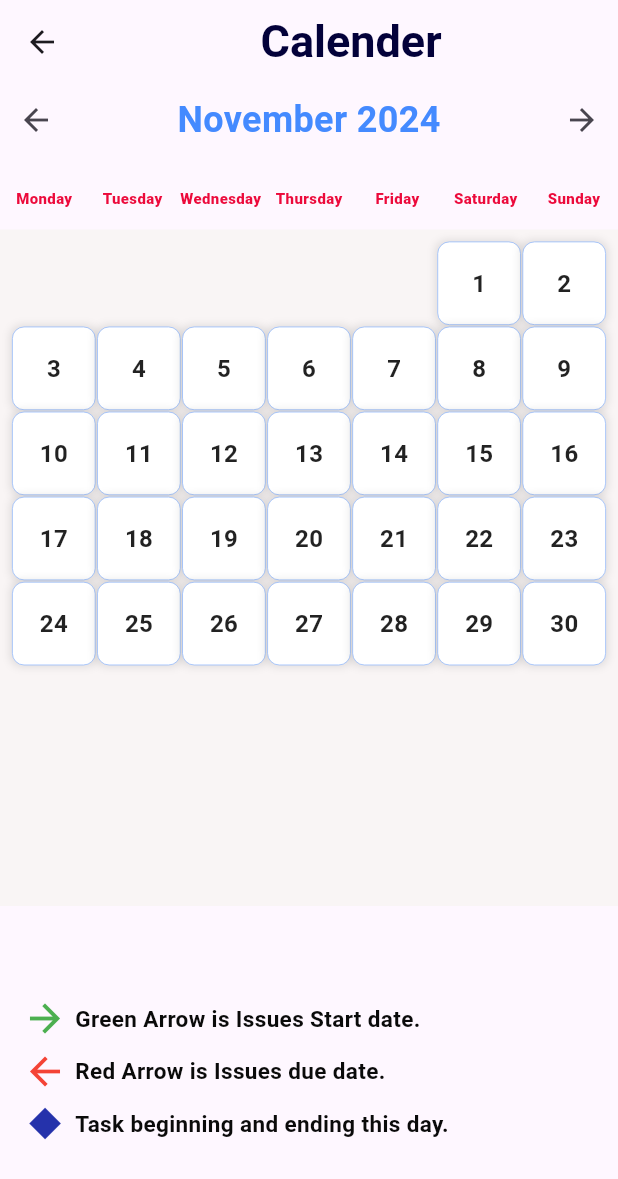
After one commit to MihiranWijesekara/Redmine_mobile_app, a Flutter app: the CalendarScreen screen opened directly, on a phone screen of 412 x 824 dp. The commit adds this screen. Shown: the top 1179 px of the screen. Run offline on Flutter 3.47's test engine with Material 3 defaults, Android fonts, the phone set to English and light mode, and no system bars; network calls fail.

Commit message:
complete calendar part

```diff
--- a/lib/main.dart
+++ b/lib/main.dart
@@ -2,6 +2,7 @@ import 'package:flutter/material.dart';
 import 'package:redmine_mobile_app/screen/Issues_List.dart';
 import 'package:redmine_mobile_app/screen/add_issues.dart';
 import 'package:redmine_mobile_app/screen/add_spent_time_screen.dart';
+import 'package:redmine_mobile_app/screen/calendar_screen.dart';
 import 'package:redmine_mobile_app/screen/issues_add(ex).dart';
 import 'package:redmine_mobile_app/screen/main_screen.dart';
 import 'package:redmine_mobile_app/screen/news_add_screen.dart';
@@ -16,10 +17,10 @@ class MyApp extends StatelessWidget {
 
   @override
   Widget build(BuildContext context) {
-    return const MaterialApp(
+    return MaterialApp(
       debugShowCheckedModeBanner: false,
       home: MainScreen(),
-      //  home: NewsAddScreen(),
+      //  home: CalendarApp(),
     );
   }
 }
--- a/lib/model/issues_model.dart
+++ b/lib/model/issues_model.dart
@@ -55,8 +55,8 @@ class IssuesModel {
           : Author(id: 0, name: "Unknown"),
       subject: json['subject'] ?? "",
       description: json['description'] ?? "",
-      startDate: json['start_date'] ,
-      dueDate: json['due_date'] ,
+      startDate: json['start_date'],
+      dueDate: json['due_date'],
       doneRatio: json['done_ratio'] ?? 0,
       estimatedHours: (json['estimated_hours'] ?? 0).toDouble(),
       createdOn: json['created_on'] ?? "",
@@ -75,15 +75,35 @@ class IssuesModel {
         'subject': subject,
         'description': description,
         'start_date': startDate,
-        'due_date':dueDate,
+        'due_date': dueDate,
         'done_ratio': doneRatio,
         'is_private': false,
         'estimated_hours': estimatedHours,
-
       }
     };
   }
+
+  // Add this empty constructor
+  IssuesModel.empty()
+      : subject = '',
+        startDate = '',
+        dueDate = '',
+        tracker = Tracker(id: 0, name: "Unknown"),
+        status = Status(id: 0, name: "Unknown", isClosed: false),
+        priority = Priority(id: 0, name: "Unknown"),
+        author = Author(id: 0, name: "Unknown"),
+        description = '',
+        doneRatio = 0,
+        estimatedHours = 0.0,
+        id = 0,
+        createdOn = '',
+        closedOn = null,
+        statusId = null,
+        trackerId = null,
+        priorityId = null;
 }
+
+// Your existing fromJson() and other methods...
 
 class Project {
   final int id;
@@ -110,7 +130,7 @@ class Tracker {
   final int id;
   final String? name;
 
-  Tracker({required this.id,  this.name});
+  Tracker({required this.id, this.name});
 
   factory Tracker.fromJson(Map<String, dynamic> json) {
     return Tracker(
@@ -132,7 +152,7 @@ class Status {
   final String? name;
   final bool? isClosed;
 
-  Status({required this.id,  this.name,  this.isClosed});
+  Status({required this.id, this.name, this.isClosed});
 
   factory Status.fromJson(Map<String, dynamic> json) {
     return Status(
@@ -155,7 +175,7 @@ class Priority {
   final int id;
   final String? name;
 
-  Priority({required this.id,  this.name});
+  Priority({required this.id, this.name});
 
   factory Priority.fromJson(Map<String, dynamic> json) {
     return Priority(
@@ -176,7 +196,7 @@ class Author {
   final int id;
   final String? name;
 
-  Author({required this.id,  this.name});
+  Author({required this.id, this.name});
 
   factory Author.fromJson(Map<String, dynamic> json) {
     return Author(
@@ -192,7 +212,6 @@ class Author {
     };
   }
 }
-
 
 // Mapping of issue types to IDs
 const Map<String, int> issueTypeIds = {
--- /dev/null
+++ b/lib/screen/calendar_screen.dart
@@ -0,0 +1,402 @@
+import 'package:flutter/material.dart';
+import 'package:intl/intl.dart';
+import 'dart:convert';
+import 'package:http/http.dart' as http;
+import 'package:redmine_mobile_app/api/api_service.dart';
+import 'package:redmine_mobile_app/model/issues_model.dart';
+
+class CalendarScreen extends StatefulWidget {
+  const CalendarScreen({super.key});
+
+  @override
+  State<CalendarScreen> createState() => _CalendarScreenState();
+}
+
+class _CalendarScreenState extends State<CalendarScreen> {
+  @override
+  Widget build(BuildContext context) {
+    return Scaffold(
+      appBar: AppBar(
+        title: const Padding(
+          padding: EdgeInsets.symmetric(horizontal: 60),
+          child: Center(
+            child: Text(
+              "Calender",
+              style: TextStyle(
+                fontSize: 30,
+                fontWeight: FontWeight.bold,
+                color: Color.fromARGB(255, 3, 1, 58),
+              ),
+            ),
+          ),
+        ),
+      ),
+      body: const CalendarYear(),
+    );
+  }
+}
+
+/*
+class CalendarApp extends StatelessWidget {
+  const CalendarApp({super.key});
+
+  @override
+  Widget build(BuildContext context) {
+    return MaterialApp(
+      theme: ThemeData(
+        primarySwatch: Colors.blue,
+        visualDensity: VisualDensity.adaptivePlatformDensity,
+      ),
+      home: Scaffold(
+        appBar: AppBar(
+          title: const Padding(
+            padding: EdgeInsets.symmetric(horizontal: 60),
+            child: Center(
+              child: Text(
+                "Calender",
+                style: TextStyle(
+                  fontSize: 30,
+                  fontWeight: FontWeight.bold,
+                  color: Color.fromARGB(255, 3, 1, 58),
+                ),
+              ),
+            ),
+          ),
+        ),
+        body: const CalendarYear(),
+      ),
+    );
+  }
+}
+*/
+class CalendarYear extends StatefulWidget {
+  const CalendarYear({super.key});
+
+  @override
+  _CalendarYearState createState() => _CalendarYearState();
+}
+
+class _CalendarYearState extends State<CalendarYear> {
+  final ApiService apiService = ApiService();
+
+  int currentYear = DateTime.now().year;
+  int currentMonth = DateTime.now().month;
+  List<IssuesModel> issues = [];
+
+  final List<String> daysOfWeek = [
+    "Monday",
+    "Tuesday",
+    "Wednesday",
+    "Thursday",
+    "Friday",
+    "Saturday",
+    "Sunday"
+  ];
+
+  @override
+  void initState() {
+    super.initState();
+    fetchIssues();
+  }
+
+  Future<void> fetchIssues() async {
+    const String url = "http://192.168.0.9/projects/gsmb-project/issues.json";
+    try {
+      final response = await http.get(Uri.parse(url));
+      if (response.statusCode == 200) {
+        List<dynamic> issuesData = json.decode(response.body)['issues'];
+        setState(() {
+          issues = issuesData
+              .map((json) => IssuesModel.fromJson(json))
+              .cast<IssuesModel>()
+              .toList();
+        });
+      } else {
+        print("Failed to fetch issues, status code: ${response.statusCode}");
+      }
+    } catch (error) {
+      print("Error fetching issues: $error");
+    }
+  }
+
+  @override
+  Widget build(BuildContext context) {
+    return Column(
+      children: [
+        Row(
+          mainAxisAlignment: MainAxisAlignment.spaceBetween,
+          children: [
+            IconButton(
+              icon: const Icon(Icons.arrow_back),
+              onPressed: () {
+                setState(() {
+                  currentMonth = currentMonth == 1 ? 12 : currentMonth - 1;
+                  if (currentMonth == 12) currentYear--;
+                });
+              },
+            ),
+            Text(
+              "${DateFormat.MMMM().format(DateTime(currentYear, currentMonth))} $currentYear",
+              style: const TextStyle(
+                  fontSize: 24,
+                  fontWeight: FontWeight.bold,
+                  color: Colors.blueAccent),
+            ),
+            IconButton(
+              icon: const Icon(Icons.arrow_forward),
+              onPressed: () {
+                setState(() {
+                  currentMonth = currentMonth == 12 ? 1 : currentMonth + 1;
+                  if (currentMonth == 1) currentYear++;
+                });
+              },
+            ),
+          ],
+        ),
+        const SizedBox(
+          height: 10,
+        ),
+        Row(
+          mainAxisAlignment: MainAxisAlignment.spaceEvenly,
+          children: daysOfWeek.map((day) {
+            return Expanded(
+              child: Container(
+                padding: const EdgeInsets.symmetric(vertical: 11.0),
+                alignment: Alignment.center,
+                child: Text(
+                  day,
+                  style: const TextStyle(
+                      fontSize: 10,
+                      fontWeight: FontWeight.w900,
+                      color: Color.fromARGB(255, 236, 10, 59)),
+                ),
+              ),
+            );
+          }).toList(),
+        ),
+        const SizedBox(
+          height: 3,
+        ),
+        Expanded(
+          child: Container(
+            padding: const EdgeInsets.all(8.0),
+            color: const Color.fromARGB(255, 249, 245, 245),
+            child: GridView.builder(
+              gridDelegate: const SliverGridDelegateWithFixedCrossAxisCount(
+                crossAxisCount: 7,
+                crossAxisSpacing: 1.0,
+                mainAxisSpacing: 1.0,
+              ),
+              itemCount: _daysInMonth(currentYear, currentMonth) +
+                  _startOffset(currentYear, currentMonth),
+              itemBuilder: (context, index) {
+                int startDayOffset = _startOffset(currentYear, currentMonth);
+                if (index < startDayOffset) {
+                  return Container();
+                } else {
+                  int dayNumber = index - startDayOffset + 1;
+                  DateTime date =
+                      DateTime(currentYear, currentMonth, dayNumber);
+
+                  IssuesModel task = issues.firstWhere(
+                    (issue) =>
+                        issue.startDate ==
+                            DateFormat('yyyy-MM-dd').format(date) ||
+                        issue.dueDate == DateFormat('yyyy-MM-dd').format(date),
+                    orElse: () => IssuesModel.empty(),
+                  );
+
+                  bool hasTask =
+                      task.subject != null && task.subject.isNotEmpty;
+                  bool isSameDayTask = task.startDate == task.dueDate &&
+                      task.startDate == DateFormat('yyyy-MM-dd').format(date);
+
+                  return GestureDetector(
+                    onTap: hasTask
+                        ? () {
+                            print(
+                                "Opening task details for date: $date, task: ${task.subject}");
+                            _showTaskDetails(context, task);
+                          }
+                        : null,
+                    child: Container(
+                      decoration: BoxDecoration(
+                        color: hasTask
+                            ? const Color.fromARGB(255, 250, 208, 163)
+                            : Colors.white,
+                        borderRadius: BorderRadius.circular(8.0),
+                        border: Border.all(
+                            color: const Color.fromARGB(255, 143, 183, 252),
+                            width: 0.5),
+                        boxShadow: [
+                          BoxShadow(
+                            color: Colors.black.withOpacity(0.1),
+                            spreadRadius: 1,
+                            blurRadius: 4,
+                          ),
+                        ],
+                      ),
+                      child: Stack(
+                        alignment: Alignment.center,
+                        children: [
+                          Text(
+                            dayNumber.toString(),
+                            style: const TextStyle(
+                                fontSize: 16,
+                                fontWeight: FontWeight.bold,
+                                color: Colors.black87),
+                          ),
+                          if (hasTask)
+                            Positioned(
+                              bottom: 4,
+                              child: Row(
+                                mainAxisSize: MainAxisSize.min,
+                                children: [
+                                  if (isSameDayTask)
+                                    Transform.rotate(
+                                      angle: 0.785398,
+                                      child: const Icon(
+                                        Icons.stop,
+                                        color: Color.fromARGB(255, 37, 50, 171),
+                                        size: 22,
+                                      ),
+                                    )
+                                  else ...[
+                                    if (task.startDate ==
+                                        DateFormat('yyyy-MM-dd').format(date))
+                                      const Icon(Icons.arrow_forward,
+                                          color: Colors.green, size: 20),
+                                    if (task.dueDate ==
+                                        DateFormat('yyyy-MM-dd').format(date))
+                                      const Icon(Icons.arrow_back,
+                                          color: Colors.red, size: 20),
+                                  ]
+                                ],
+                              ),
+                            ),
+                        ],
+                      ),
+                    ),
+                  );
+                }
+              },
+            ),
+          ),
+        ),
+        Padding(
+          padding: const EdgeInsets.symmetric(horizontal: 15, vertical: 60),
+          child: Column(
+            mainAxisAlignment: MainAxisAlignment.spaceEvenly,
+            children: [
+              const Row(
+                children: [
+                  Icon(
+                    Icons.arrow_forward,
+                    color: Colors.green,
+                    size: 30,
+                  ),
+                  SizedBox(
+                    width: 5,
+                  ),
+                  Text(
+                    "Green Arrow is Issues Start date.",
+                    style: TextStyle(
+                        fontSize: 15,
+                        fontWeight: FontWeight.bold,
+                        color: Color.fromARGB(255, 10, 10, 10)),
+                  ),
+                ],
+              ),
+              const SizedBox(
+                height: 5,
+              ),
+              const Row(
+                children: [
+                  Icon(
+                    Icons.arrow_back,
+                    color: Colors.red,
+                    size: 30,
+                  ),
+                  SizedBox(
+                    width: 5,
+                  ),
+                  Text(
+                    "Red Arrow is Issues due date.",
+                    style: TextStyle(
+                        fontSize: 15,
+                        fontWeight: FontWeight.bold,
+                        color: Color.fromARGB(255, 10, 10, 10)),
+                  ),
+                ],
+              ),
+              const SizedBox(
+                height: 5,
+              ),
+              Row(
+                children: [
+                  Transform.rotate(
+                    angle: 0.785398,
+                    child: const Icon(
+                      Icons.stop,
+                      color: Color.fromARGB(255, 37, 50, 171),
+                      size: 30,
+                    ),
+                  ),
+                  const SizedBox(
+                    width: 5,
+                  ),
+                  const Text(
+                    "Task beginning and ending this day.",
+                    style: TextStyle(
+                        fontSize: 15,
+                        fontWeight: FontWeight.bold,
+                        color: Color.fromARGB(255, 10, 10, 10)),
+                  ),
+                ],
+              ),
+            ],
+          ),
+        ),
+      ],
+    );
+  }
+
+  void _showTaskDetails(BuildContext context, IssuesModel task) {
+    showDialog(
+      context: context,
+      builder: (context) {
+        return AlertDialog(
+          title: const Text("Task Details"),
+          content: Column(
+            mainAxisSize: MainAxisSize.min,
+            crossAxisAlignment: CrossAxisAlignment.start,
+            children: [
+              Text("Subject: ${task.subject}"),
+              const SizedBox(height: 8),
+              Text("Start Date: ${task.startDate ?? 'No start date'}"),
+              Text("Due Date: ${task.dueDate ?? 'No due date'}"),
+              const SizedBox(height: 8),
+              Text("Status: ${task.status.name ?? 'No status'}"),
+              Text("Priority: ${task.priority.name ?? 'No priority'}"),
+            ],
+          ),
+          actions: [
+            TextButton(
+              onPressed: () => Navigator.of(context).pop(),
+              child: const Text("Close"),
+            ),
+          ],
+        );
+      },
+    );
+  }
+
+  int _daysInMonth(int year, int month) {
+    return DateTime(year, month + 1, 0).day;
+  }
+
+  int _startOffset(int year, int month) {
+    int weekday = DateTime(year, month, 1).weekday;
+    return weekday == 7 ? 0 : weekday;
+  }
+}
--- a/lib/screen/main_screen.dart
+++ b/lib/screen/main_screen.dart
@@ -3,6 +3,7 @@ import 'package:intl/intl.dart';
 import 'package:redmine_mobile_app/api/api_service.dart';
 import 'package:redmine_mobile_app/model/project_overview.dart';
 import 'package:redmine_mobile_app/screen/Issues_List.dart';
+import 'package:redmine_mobile_app/screen/calendar_screen.dart';
 import 'package:redmine_mobile_app/screen/news_screen.dart';
 import 'package:redmine_mobile_app/screen/spent_time_screen.dart';
 import 'package:redmine_mobile_app/widget/footer.dart';
@@ -172,7 +173,15 @@ class _MainScreenState extends State<MainScreen> {
                     Row(
                       mainAxisAlignment: MainAxisAlignment.spaceBetween,
                       children: [
-                        Container(
+                        GestureDetector(
+                          onTap: () {
+                            Navigator.push(
+                              context,
+                              MaterialPageRoute(
+                                  builder: (context) => const CalendarScreen()),
+                            );
+                          },
+                          child: Container(
                             width: 170,
                             height: 90,
                             decoration: BoxDecoration(
@@ -213,6 +222,7 @@ class _MainScreenState extends State<MainScreen> {
                                   ),
                                 ),
                               ],
+                            ),
                           ),
                         ),
                         GestureDetector(
```
Lines whose indentation alone changed are shown as unchanged.
